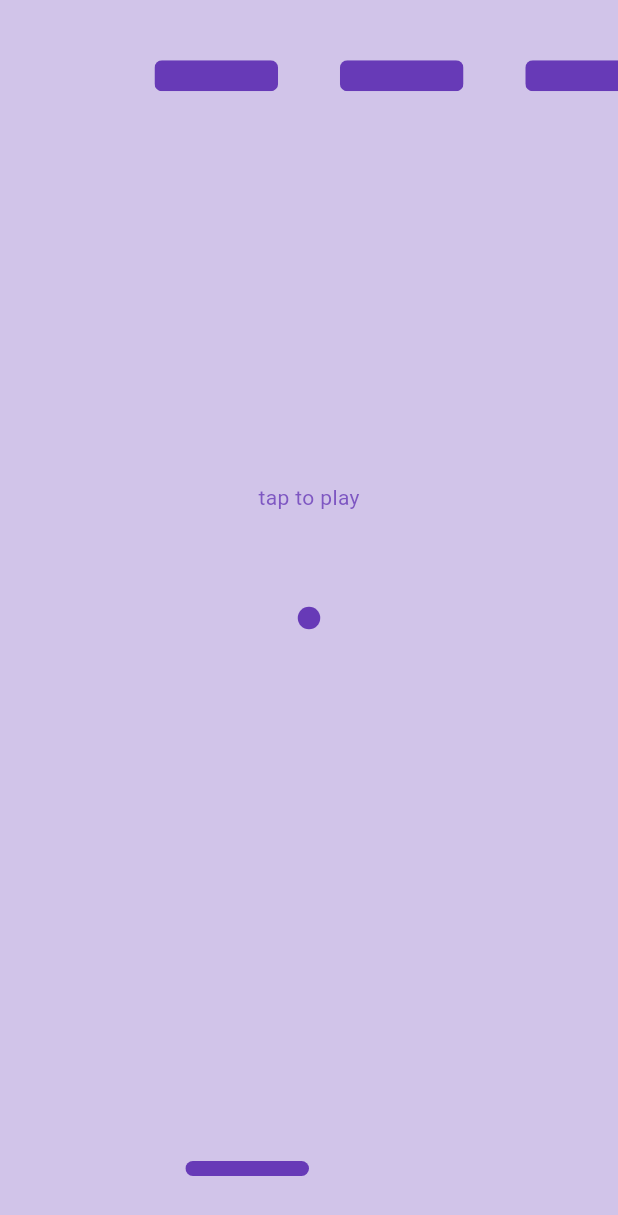
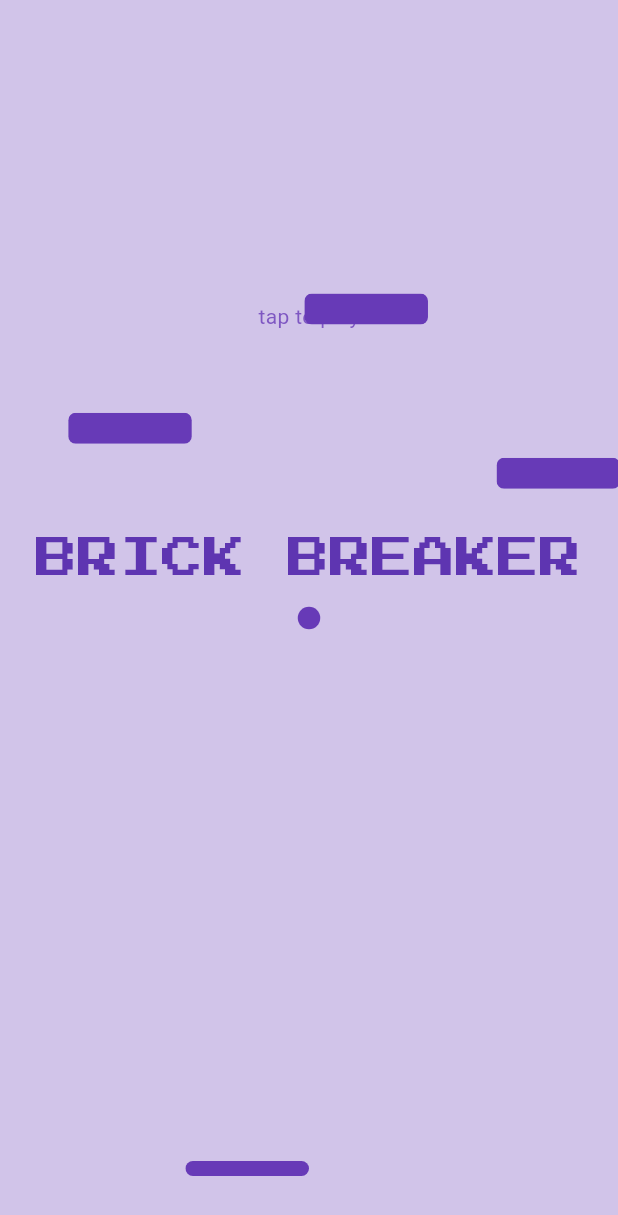
Before and after one commit to fernandojosecc/brick_breaker, a Flutter app: the screen it shows after launch, on a phone screen of 412 x 824 dp. Shown: the top 1215 px of the screen. Run offline on Flutter 3.47's test engine with Material 3 defaults, Android fonts, the phone set to English and light mode, and no system bars; our stand-ins replace google_fonts.

Commit message:
Now game is working but i need to show the bricks

```diff
--- a/lib/coverscreen.dart
+++ b/lib/coverscreen.dart
@@ -1,20 +1,43 @@
 import 'package:flutter/material.dart';
+import 'package:google_fonts/google_fonts.dart';
 
 class CoverScreen extends StatelessWidget {
   final bool hasGameStarted;
+  final bool isGameOver;
 
-  CoverScreen({required this.hasGameStarted});
+  //font
+  static var gameFont = GoogleFonts.pressStart2p(
+    textStyle: TextStyle(
+      color: Colors.deepPurple[600],
+      letterSpacing: 0,
+      fontSize: 28,
+    ),
+  );
+
+  const CoverScreen({
+    Key? key,
+    required this.hasGameStarted,
+    required this.isGameOver,
+  });
 
   @override
   Widget build(BuildContext context) {
     return hasGameStarted
         ? Container()
-        : Container(
-          alignment: Alignment(0, -0.2),
-          child: Text(
-            'tap to play',
-            style: TextStyle(color: Colors.deepPurple[400]),
-          ),
+        : Stack(
+          children: [
+            Container(
+              alignment: Alignment(0, -0.1),
+              child: Text('BRICK BREAKER', style: gameFont),
+            ),
+            Container(
+              alignment: Alignment(0, -0.5),
+              child: Text(
+                'tap to play',
+                style: TextStyle(color: Colors.deepPurple[400]),
+              ),
+            ),
+          ],
         );
   }
 }
--- a/lib/homepage.dart
+++ b/lib/homepage.dart
@@ -5,6 +5,7 @@ import 'package:brick_breaker/gameoverscreen.dart';
 import 'package:brick_breaker/player.dart';
 import 'package:flutter/material.dart';
 import 'dart:async' as async;
+import 'dart:math';
 
 import 'package:flutter/services.dart';
 
@@ -24,6 +25,7 @@ class _HomePageState extends State<HomePage> {
   void initState() {
     super.initState();
     _focusNode = FocusNode();
+    generateRandomBricks(); // 💥 for initial start
   }
 
   @override
@@ -58,7 +60,7 @@ class _HomePageState extends State<HomePage> {
           (numberOfBricksInRow - 1) * brickGap);
   bool brickBroken = false;
 
-  List MyBricks = [
+  List<List<dynamic>> MyBricks = [
     //[x,y, broken = true/flase]
     [firstBrickX + 0 * (brickWidth + brickGap), firstBrickY, false],
     [firstBrickX + 1 * (brickWidth + brickGap), firstBrickY, false],
@@ -115,35 +117,22 @@ class _HomePageState extends State<HomePage> {
             topSideDist,
             bottomSideDist,
           );
+
+          // Change direction based on side hit
           switch (min) {
             case 'left':
               ballXDirection = direction.LEFT;
-
               break;
             case 'right':
               ballXDirection = direction.RIGHT;
-
               break;
             case 'up':
               ballYDirection = direction.UP;
-
               break;
             case 'down':
               ballYDirection = direction.DOWN;
-
               break;
           }
-          //if ball hit bottom side of brick then
-          ballYDirection = direction.DOWN;
-
-          //if ball hit top side of brick then
-          ballYDirection = direction.UP;
-
-          //if ball hit left side of brick then
-          ballYDirection = direction.LEFT;
-
-          //if ball hit right side of brick then
-          ballYDirection = direction.RIGHT;
         });
       }
     }
@@ -204,20 +193,23 @@ class _HomePageState extends State<HomePage> {
   //update direction of the ball
   void updateDirection() {
     setState(() {
-      //ball goes up when it hits player
-      if (ballY >= 0.9 && ballX >= playerX && ballX <= playerX + playerWidth) {
+      // 🎯 Fix paddle collision logic
+      double playerLeftEdge = playerX - playerWidth / 2;
+      double playerRightEdge = playerX + playerWidth / 2;
+
+      if (ballY >= 0.9 && ballX >= playerLeftEdge && ballX <= playerRightEdge) {
         ballYDirection = direction.UP;
       }
-      //ball goes down when it hits the top of screen
+      // Top of screen
       else if (ballY <= -1) {
         ballYDirection = direction.DOWN;
       }
 
-      //ball goes left when it hits right wall
+      // Right wall
       if (ballX >= 1) {
         ballXDirection = direction.LEFT;
       }
-      //ball goes right when it hits left wall
+      // Left wall
       else if (ballX <= -1) {
         ballXDirection = direction.RIGHT;
       }
@@ -246,6 +238,31 @@ class _HomePageState extends State<HomePage> {
     });
   }
 
+  //reset game back to initial values vhen user hits play again
+  void resetGame() {
+    setState(() {
+      playerX = -0.2;
+      ballX = 0;
+      ballY = 0;
+      isGameOver = false;
+      hasGameStarted = false;
+      generateRandomBricks(); // 💥
+    });
+  }
+
+  void generateRandomBricks() {
+    MyBricks.clear(); // remove old ones
+    Random rand = Random();
+
+    for (int i = 0; i < 24; i++) {
+      double randomX = -1 + rand.nextDouble() * 2; // from -1 to 1
+      double randomY =
+          -0.9 + rand.nextDouble() * 0.8; // upper half screen (-0.9 to -0.1)
+
+      MyBricks.add([randomX, randomY, false]);
+    }
+  }
+
   @override
   Widget build(BuildContext context) {
     return KeyboardListener(
@@ -269,10 +286,13 @@ class _HomePageState extends State<HomePage> {
             child: Stack(
               children: [
                 //tap to play
-                CoverScreen(hasGameStarted: hasGameStarted),
+                CoverScreen(
+                  hasGameStarted: hasGameStarted,
+                  isGameOver: isGameOver,
+                ),
 
                 //game over screen
-                GameOverScreen(isGameOver: isGameOver),
+                GameOverScreen(isGameOver: isGameOver, function: resetGame),
 
                 //ball
                 MyBall(ballX: ballX, ballY: ballY),
--- a/pubspec.yaml
+++ b/pubspec.yaml
@@ -30,7 +30,7 @@ environment:
 dependencies:
   flutter:
     sdk: flutter
-  google_fonts: ^2.1.0
+  google_fonts: ^6.1.0
   avatar_glow:
 
   # The following adds the Cupertino Icons font to your application.
```
Also changed, not shown: pubspec.lock.
